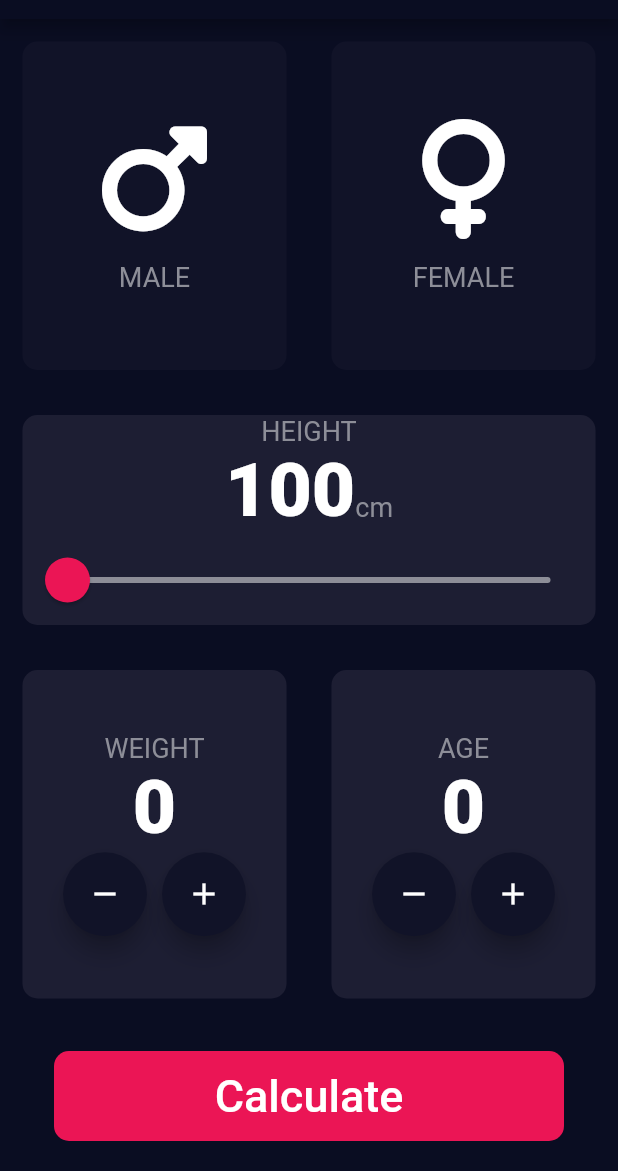
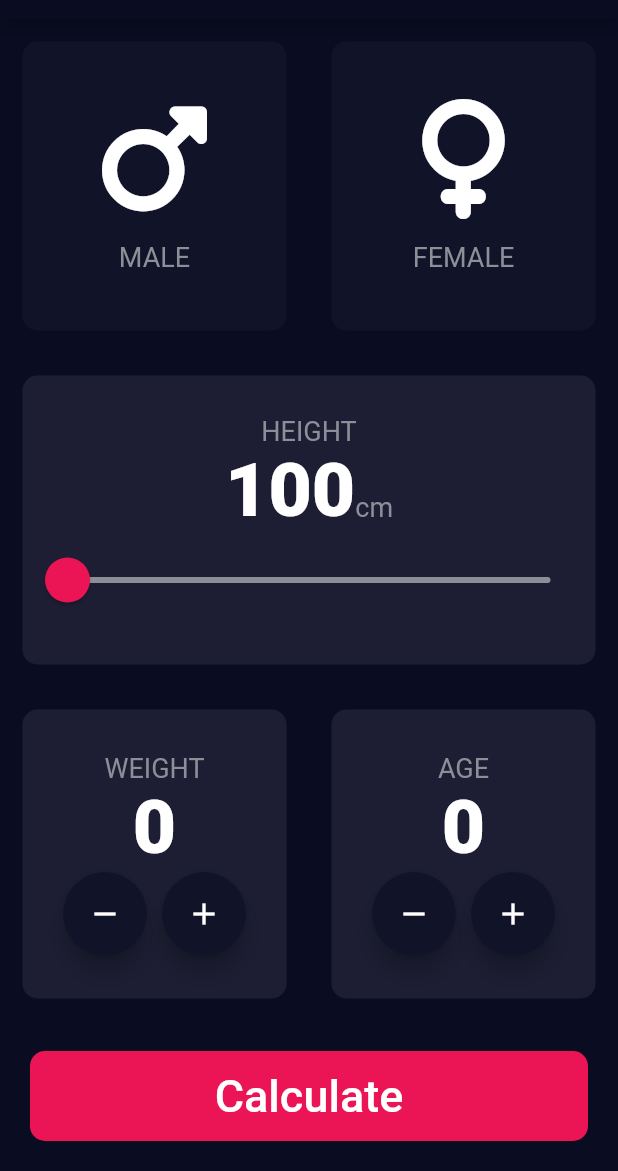
Before and after one commit to abrarali-official/BMI-CALCULATOR, a Flutter app: the screen it shows after launch, on a phone screen of 412 x 824 dp, the part 65-1236 px from its top. Run offline on Flutter 3.47's test engine with Material 2 defaults, Android fonts, the phone set to English and light mode, and no system bars; our stand-ins replace font_awesome_flutter.

```diff
--- a/lib/Pages/input_page.dart
+++ b/lib/Pages/input_page.dart
@@ -1,6 +1,7 @@
 // ignore_for_file: deprecated_member_use
 import 'package:bmical/Data/constant.dart';
 import 'package:bmical/Widgets/Reusedcard.dart';
+import 'package:bmical/Widgets/buttom_button.dart';
 import 'package:bmical/Widgets/customfloatingbutton.dart';
 import 'package:flutter/material.dart';
 import 'package:font_awesome_flutter/font_awesome_flutter.dart';
@@ -92,8 +93,7 @@ class _InputPageState extends State<InputPage> {
                 ),
               ],
             )),
-            SingleChildScrollView(
-              child: Expanded(
+            Expanded(
               child: ReusedCard(
                 colour: KActiveCardcolor,
                 cardchild: Column(
@@ -140,7 +140,6 @@ class _InputPageState extends State<InputPage> {
                   ],
                 ),
                 onPress: () {},
-                ),
               ),
             ),
             Expanded(
@@ -228,28 +227,17 @@ class _InputPageState extends State<InputPage> {
                 ),
               ],
             )),
-            FlatButton(
-              onPressed: () {
-                // Navigator.push(context,
-                //     MaterialPageRoute(builder: (Context) => Result_page()));
+
+            // onPressed: () {
+            //   // Navigator.push(context,
+            //   //     MaterialPageRoute(builder: (Context) => Result_page()));
+
+            // },
+            Buttom_Button(
+              buttontext: 'Calculate',
+              onpress: () {
                 Navigator.pushNamed(context, '/first');
               },
-              child: Container(
-                child: Center(
-                    child: Text(
-                  "Calculate",
-                  style: TextStyle(
-                    fontSize: 30,
-                    fontWeight: FontWeight.w500,
-                  ),
-                )),
-                margin: EdgeInsets.all(20),
-                width: double.infinity,
-                height: kBottomcontainerheight,
-                decoration: BoxDecoration(
-                    color: kBottomcolor,
-                    borderRadius: BorderRadius.circular(10)),
-              ),
             ),
           ],
         ));
--- /dev/null
+++ b/lib/Widgets/buttom_button.dart
@@ -0,0 +1,29 @@
+import 'package:bmical/Data/constant.dart';
+import 'package:flutter/material.dart';
+
+class Buttom_Button extends StatelessWidget {
+  const Buttom_Button({
+    Key? key,
+    required this.buttontext, required this.onpress,
+  }) : super(key: key);
+  final String buttontext;
+  final Function() onpress;
+  @override
+  Widget build(BuildContext context) {
+    return GestureDetector(
+      onTap: onpress,
+      child: Container(
+        child: Center(
+            child: Text(
+          buttontext,
+          style: Kbottombutton,
+        )),
+        margin: EdgeInsets.all(20),
+        width: double.infinity,
+        height: kBottomcontainerheight,
+        decoration: BoxDecoration(
+            color: kBottomcolor, borderRadius: BorderRadius.circular(10)),
+      ),
+    );
+  }
+}
--- a/lib/main.dart
+++ b/lib/main.dart
@@ -19,9 +19,9 @@ class BMICalculator extends StatelessWidget {
           scaffoldBackgroundColor: Color(0xff0a0d22),
           textTheme: TextTheme(bodyText1: TextStyle(color: Colors.white))),
       debugShowCheckedModeBanner: false,
-      initialRoute: 'abrar',
+      initialRoute: '/',
       routes: {
-        'abrar': (context) => InputPage(),
+        '/': (context) => InputPage(),
         '/first': (context) => Result_page(),
       },
     );
```
Also changed, not shown: lib/Data/constant.dart (+20 -1 lines), lib/Pages/result_page.dart (+60 -1 lines). Lines whose indentation alone changed are shown as unchanged.
